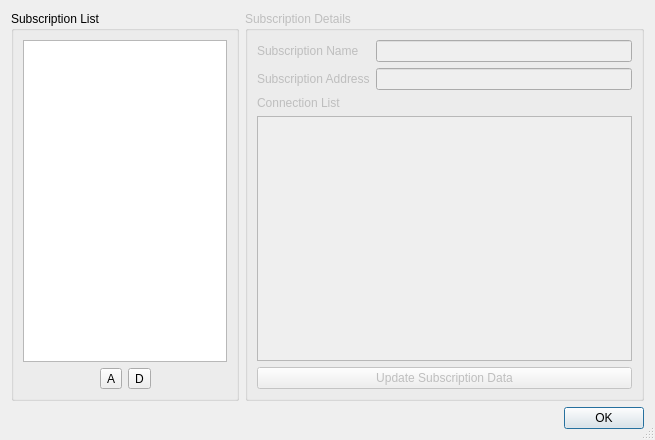
Qt form src/ui/w_SubscriptionEditor.ui (darsvador/qvssr) before a commit.
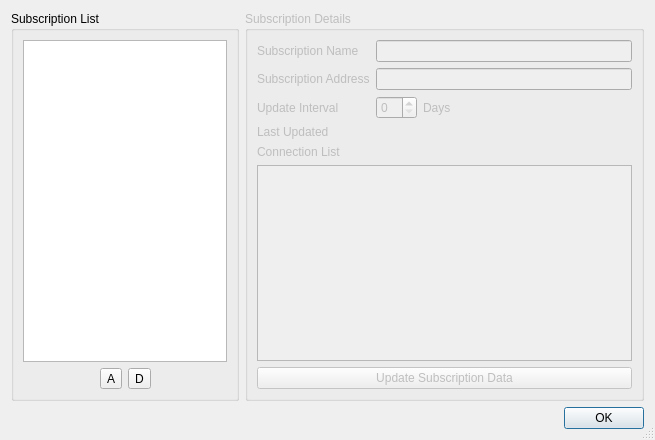
The same form after that commit.

Commit message: [add] Added UI for updating subscription automatically, upgraded config_version

What changed in the file:
```diff
--- a/src/ui/w_SubscriptionEditor.ui
+++ b/src/ui/w_SubscriptionEditor.ui
@@ -148,6 +148,54 @@
         <item row="1" column="1">
          <widget class="QLineEdit" name="subAddrTxt"/>
         </item>
+        <item row="2" column="0">
+         <widget class="QLabel" name="label_3">
+          <property name="text">
+           <string>Update Interval</string>
+          </property>
+         </widget>
+        </item>
+        <item row="2" column="1">
+         <layout class="QHBoxLayout" name="horizontalLayout_3">
+          <item>
+           <widget class="QSpinBox" name="updateIntervalSB"/>
+          </item>
+          <item>
+           <widget class="QLabel" name="label_5">
+            <property name="text">
+             <string>Days</string>
+            </property>
+           </widget>
+          </item>
+          <item>
+           <spacer name="horizontalSpacer_3">
+            <property name="orientation">
+             <enum>Qt::Horizontal</enum>
+            </property>
+            <property name="sizeHint" stdset="0">
+             <size>
+              <width>40</width>
+              <height>20</height>
+             </size>
+            </property>
+           </spacer>
+          </item>
+         </layout>
+        </item>
+        <item row="3" column="0">
+         <widget class="QLabel" name="label_6">
+          <property name="text">
+           <string>Last Updated</string>
+          </property>
+         </widget>
+        </item>
+        <item row="3" column="1">
+         <widget class="QLabel" name="lastUpdatedLabel">
+          <property name="text">
+           <string/>
+          </property>
+         </widget>
+        </item>
        </layout>
       </item>
       <item>
```
The commit also changes 11 other files.
